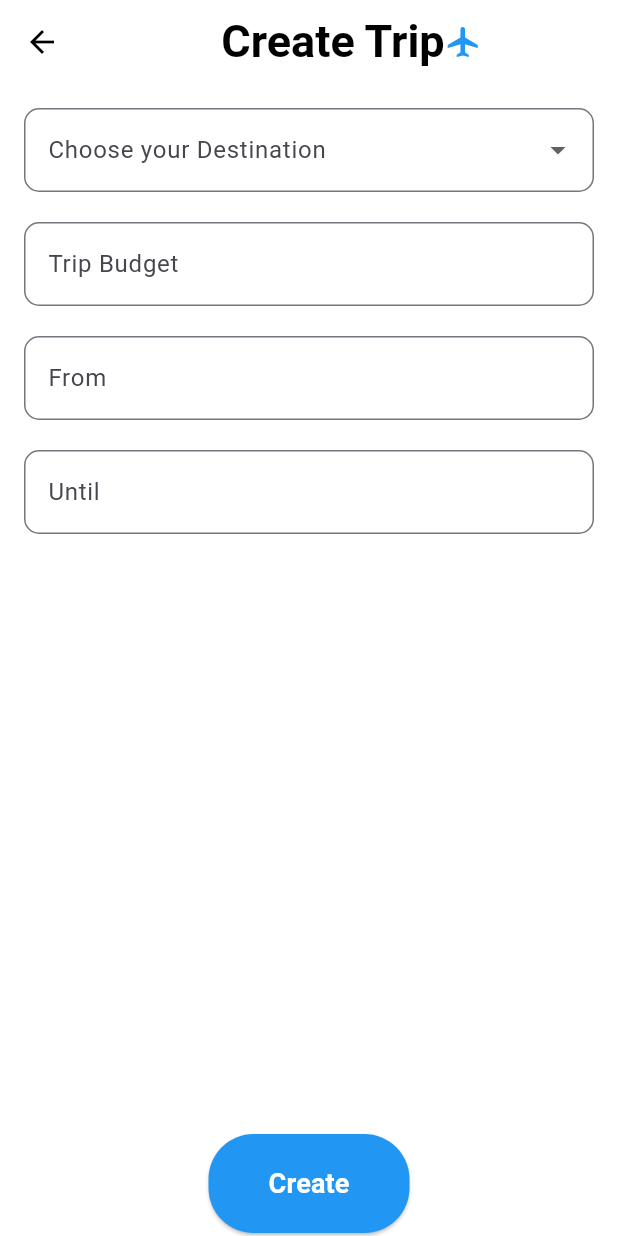
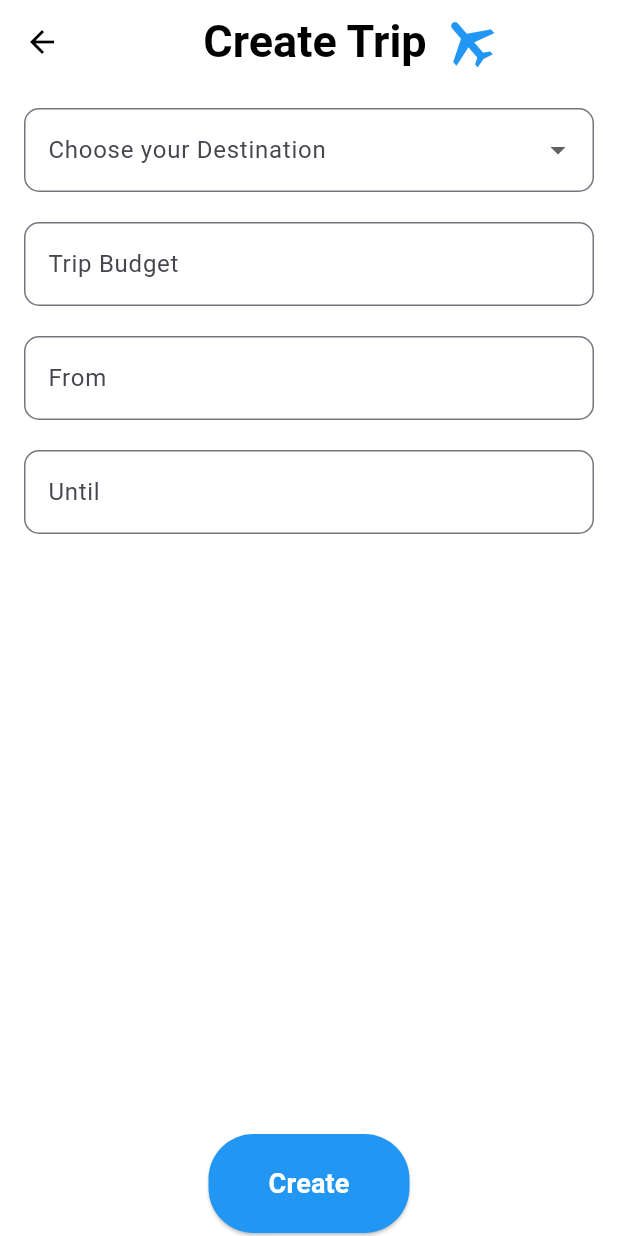
Before and after one commit to 7336x/burgantevo, a Flutter app: the CreateTripPage screen opened directly, on a phone screen of 412 x 824 dp. Run offline on Flutter 3.47's test engine with Material 3 defaults, Android fonts, the phone set to English and light mode, and no system bars; our stand-ins replace dio, shared_preferences; accounts and stored records are empty.

Commit message:
done with the design create page  appbar.

```diff
--- a/lib/pages/create_trip_page.dart
+++ b/lib/pages/create_trip_page.dart
@@ -60,8 +60,15 @@ class _CreateTripPageState extends State<CreateTripPage> {
         title: Row(
           mainAxisAlignment: MainAxisAlignment.center,
           children: [
-            Text('Create Trip', style: TextStyle(color: Colors.black, fontWeight: FontWeight.bold, fontSize: 30)),
-            Icon(Icons.airplanemode_active, color: Colors.blue),
+           Text(
+              'Create Trip',
+              style: TextStyle(color: Colors.black, fontWeight: FontWeight.bold, fontSize: 30),
+            ),
+            SizedBox(width: 8),
+            Transform.rotate(
+              angle: 11.14 / 2,
+              child: Icon(Icons.airplanemode_active, color: Colors.blue, size: 40),
+            ),
           ],
         ),
         backgroundColor: Colors.white,
```
